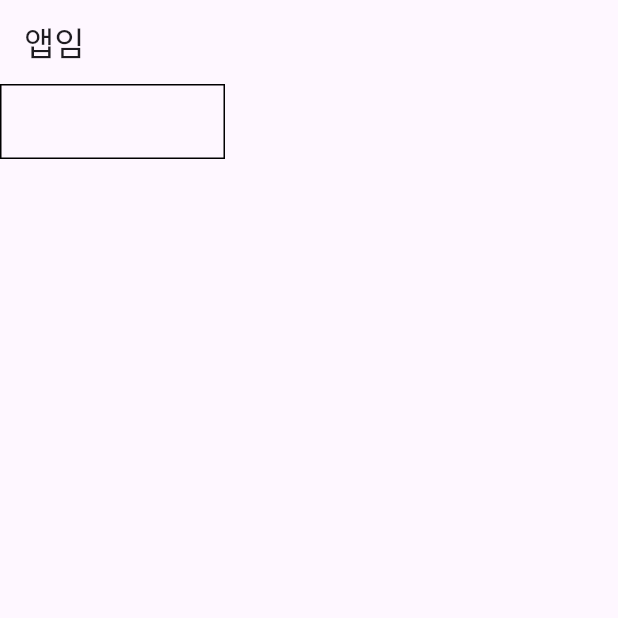
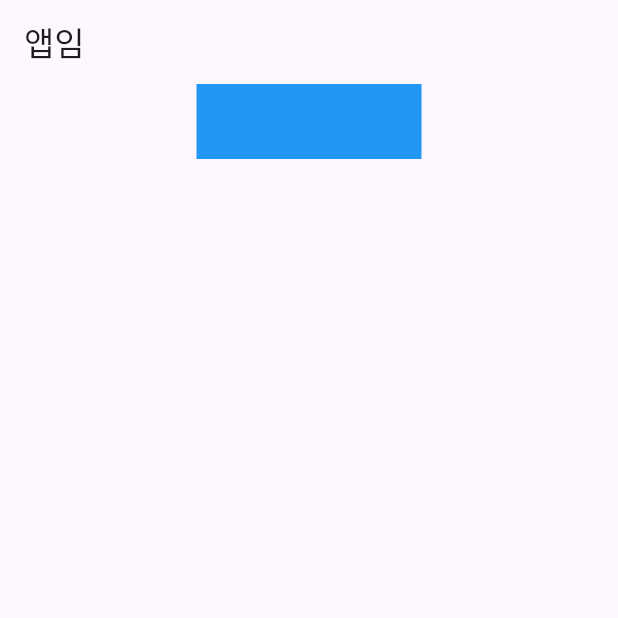
Before and after one commit to ddanu112/flutter-applecoding-study, a Flutter app: the screen it shows after launch, on a phone screen of 412 x 824 dp, the top half of it. Run offline on Flutter 3.47's test engine with Material 3 defaults, Android fonts, the phone set to English and light mode, and no system bars.

Commit message:
alingnment 색상 위치 정렬

```diff
--- a/lib/main.dart
+++ b/lib/main.dart
@@ -12,13 +12,14 @@ class MyApp extends StatelessWidget {
     return  MaterialApp(
       home: Scaffold(
         appBar: AppBar( title: Text('앱임')),
-        body: Container(
-          width: 150, height: 50,
-          decoration: BoxDecoration(
-            border: Border.all(color: Colors.black)
+        body: Align(
+          alignment: Alignment.topCenter,
+          child:Container(
+          width: 150, height: 50, color: Colors.blue,
           ),
         ),
       ),
     );
   }
 }
+ //double.infinity 를 width나 height 뒤에 숫자대신 넣으면 무한대로 색입혀줌
```
